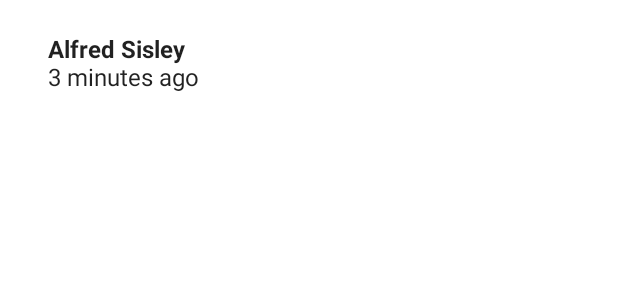
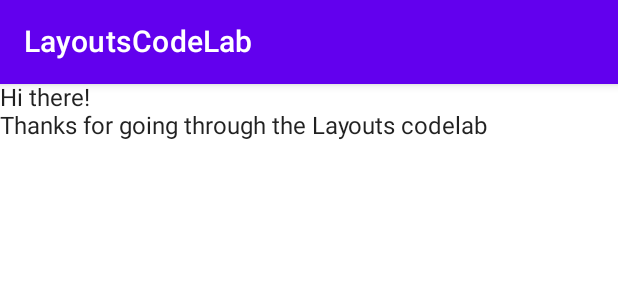
Before and after one commit to kwmt/LayoutInJetpackCompose, an Android app built with Jetpack Compose: the @Preview function PhotographerCardPreview, on a phone screen of 412 x 824 dp. Shown: the top 300 px of the screen. Run offline under Robolectric (Android 15) with nearby library versions, the phone set to English and light mode, and no system bars; missing, so only their content is drawn: Providers.

Commit message:
TopAppBar in Scaffold

```diff
--- a/app/src/main/java/net/kwmt27/layoutinjetpackcompose/MainActivity.kt
+++ b/app/src/main/java/net/kwmt27/layoutinjetpackcompose/MainActivity.kt
@@ -76,12 +76,36 @@ fun PhotographerCard(modifier: Modifier = Modifier) {
             }
         }
     }
+
+}
+
+@Composable
+fun LayoutsCodelab() {
+    Scaffold(
+        topBar = {
+            TopAppBar(
+                title = {
+                    Text("LayoutsCodeLab")
+                }
+            )
+        }
+    ) { innerPadding ->
+        BodyContent(Modifier.padding(innerPadding))
+    }
+}
+
+@Composable
+fun BodyContent(modifier: Modifier = Modifier) {
+    Column(modifier = modifier) {
+        Text(text = "Hi there!")
+        Text(text = "Thanks for going through the Layouts codelab")
+    }
 }
 
 @Preview
 @Composable
 fun PhotographerCardPreview() {
     LayoutInJetpackComposeTheme {
-        PhotographerCard()
+        LayoutsCodelab()
     }
 }
```
